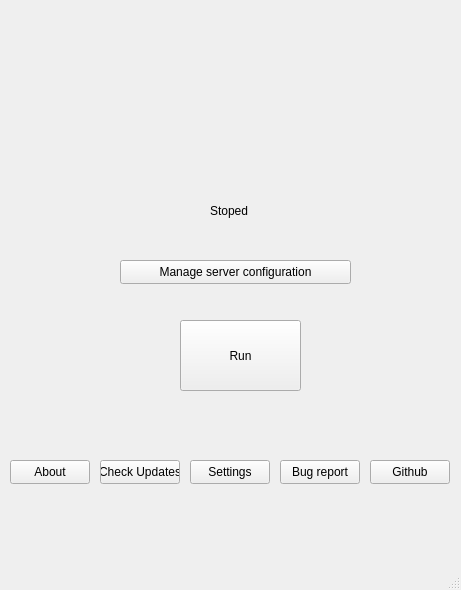
Above: mainwindow.ui from shatlmars/VpnClientQt before the change. Below: the same form after it.
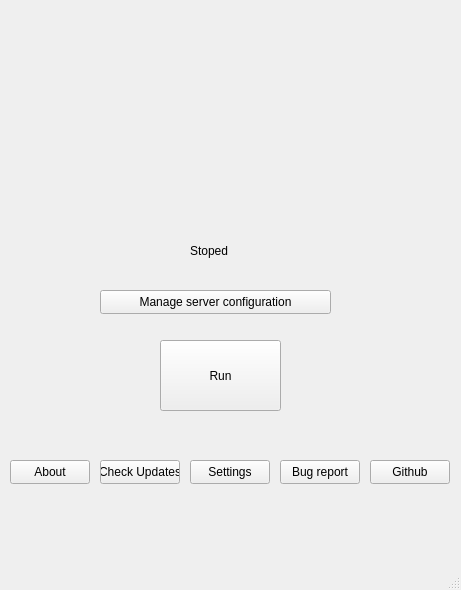
That is the form after the change.

The edit to the form file:
```diff
--- a/mainwindow.ui
+++ b/mainwindow.ui
@@ -82,8 +82,8 @@
    <widget class="QPushButton" name="RunBut">
     <property name="geometry">
      <rect>
-      <x>180</x>
-      <y>320</y>
+      <x>160</x>
+      <y>340</y>
       <width>121</width>
       <height>71</height>
      </rect>
@@ -95,9 +95,9 @@
    <widget class="QLabel" name="StatusLabel">
     <property name="geometry">
      <rect>
-      <x>210</x>
-      <y>180</y>
-      <width>41</width>
+      <x>190</x>
+      <y>220</y>
+      <width>51</width>
       <height>61</height>
      </rect>
     </property>
@@ -108,8 +108,8 @@
    <widget class="QPushButton" name="SelectServerConfig">
     <property name="geometry">
      <rect>
-      <x>120</x>
-      <y>260</y>
+      <x>100</x>
+      <y>290</y>
       <width>231</width>
       <height>24</height>
      </rect>
```
